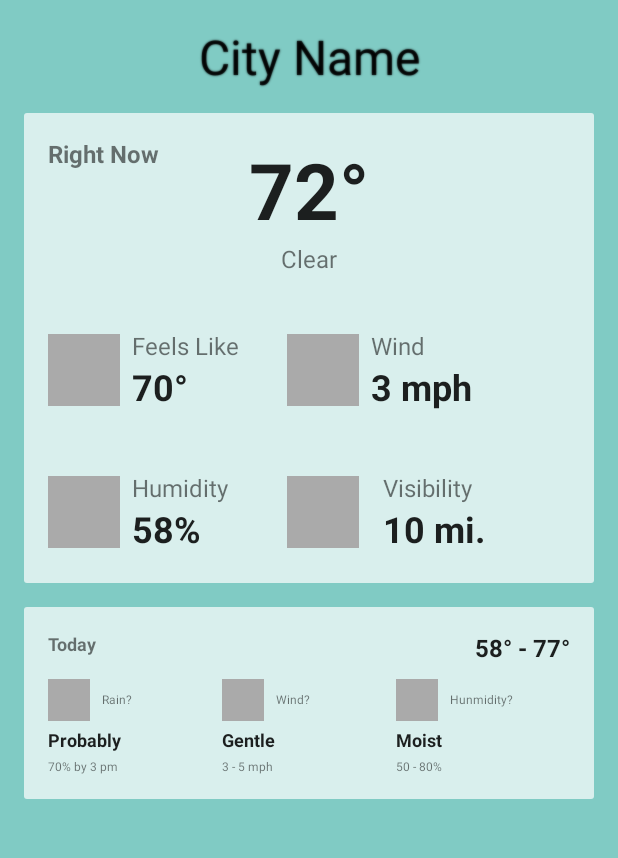
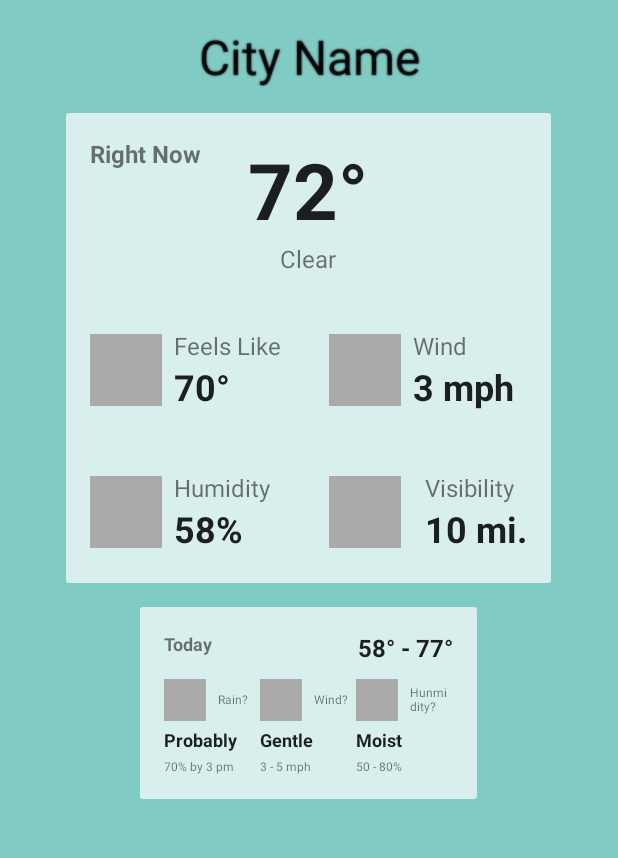
Before and after one commit to arosiclair/Weatherly, an Android app: the screen it shows after launch (MainActivity), on a phone screen of 412 x 824 dp, the part 84-942 px from its top. Run offline under Robolectric (Android 15) with nearby library versions, the phone set to English and light mode, and no system bars.

Commit message:
Changed alignment and sizing of cards to center horizontally and wrap content

```diff
--- a/app/src/main/res/layout/fragment_city.xml
+++ b/app/src/main/res/layout/fragment_city.xml
@@ -34,8 +34,9 @@
 
         <!-- Root Vertical Layout For Card -->
         <LinearLayout
-            android:layout_width="match_parent"
+            android:layout_width="wrap_content"
             android:layout_height="wrap_content"
+            android:layout_gravity="center_horizontal"
             android:background="@drawable/background_card"
             android:orientation="vertical">
 
@@ -90,10 +91,10 @@
 
             <!-- Grid Layout Containing Forecast Details -->
             <GridLayout
-                android:layout_width="match_parent"
+                android:layout_width="wrap_content"
                 android:layout_height="wrap_content"
                 android:columnCount="2"
-                android:gravity="center"
+                android:layout_gravity="center"
                 android:rowCount="2">
 
                 <!-- Feels Like Detail Block -->
@@ -275,8 +276,9 @@
 
         <!-- The Today Card -->
         <LinearLayout
-            android:layout_width="match_parent"
-            android:layout_height="128dp"
+            android:layout_width="wrap_content"
+            android:layout_height="wrap_content"
+            android:layout_gravity="center_horizontal"
             android:background="@drawable/background_card"
             android:orientation="vertical"
             android:padding="16dp">
```
